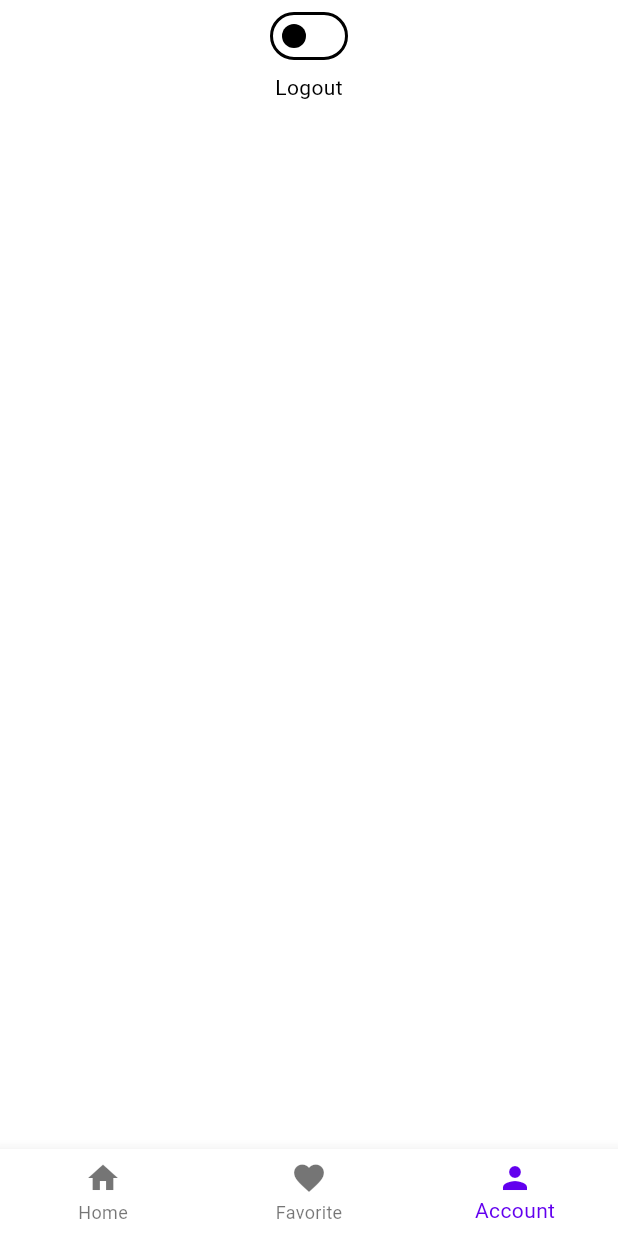
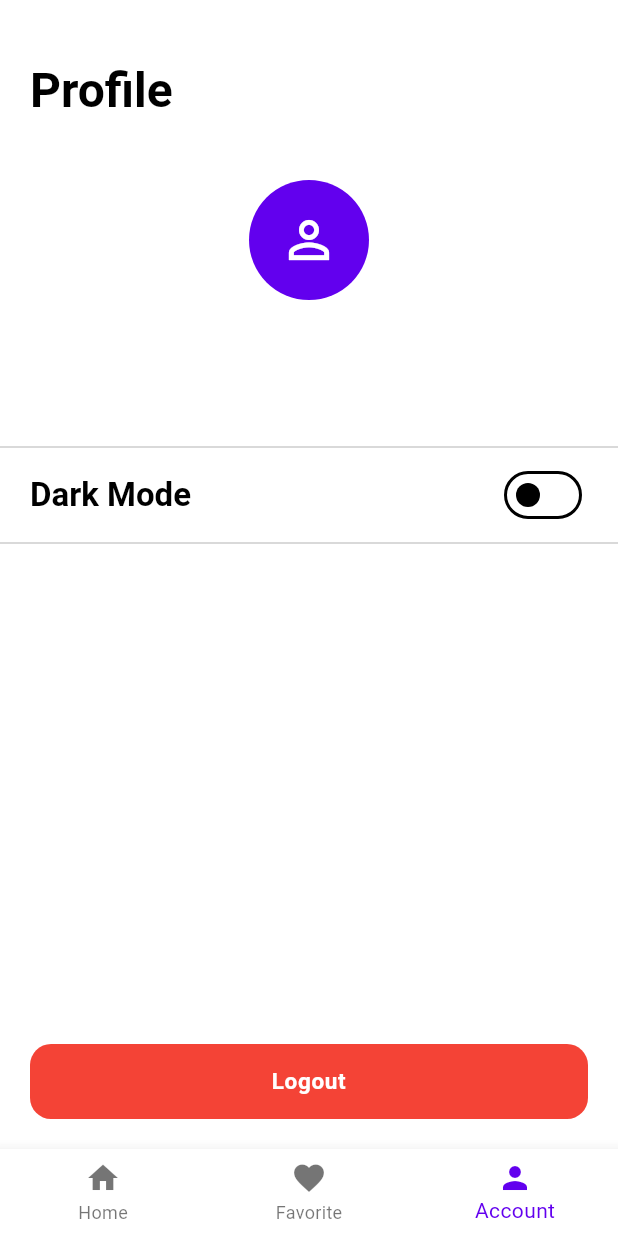
Before and after one commit to SaujanBindukar/kliq_movies, a Flutter app: the screen it shows once a user with an empty profile is signed in, item 3 of the bottom bar chosen, on a phone screen of 412 x 824 dp. Run offline on Flutter 3.47's test engine with Material 3 defaults, Android fonts, the phone set to English and light mode, and no system bars; our stand-ins replace auto_route, cached_network_image, cloud_firestore, dio, firebase_auth, firebase_core and 6 more; accounts and stored records are empty; generated files the repository leaves out were written again; network calls fail.

Commit message:
profile details added

```diff
--- a/lib/core/widgets/custom_button.dart
+++ b/lib/core/widgets/custom_button.dart
@@ -55,7 +55,7 @@ class CustomButton extends StatelessWidget {
           height: buttonHeight,
           width: MediaQuery.of(context).size.width,
           decoration: BoxDecoration(
-            color: Colors.purple,
+            color: backgroundColor ?? Colors.purple,
             borderRadius: BorderRadius.circular(14),
           ),
           child: Center(
--- a/lib/feature/auth/presentation/login_screen.dart
+++ b/lib/feature/auth/presentation/login_screen.dart
@@ -3,6 +3,7 @@ import 'package:flutter/material.dart';
 import 'package:flutter_hooks/flutter_hooks.dart';
 import 'package:hooks_riverpod/hooks_riverpod.dart';
 import 'package:kliq_movies/core/entities/base_state.dart';
+import 'package:kliq_movies/core/route/app_router.dart';
 import 'package:kliq_movies/core/theme/application/theme_provider.dart';
 import 'package:kliq_movies/core/utils/validators.dart';
 import 'package:kliq_movies/core/widgets/custom_button.dart';
@@ -118,7 +119,9 @@ class _SingupNavigationWidget extends ConsumerWidget {
           style: Theme.of(context).textTheme.bodyMedium?.copyWith(),
         ),
         InkWell(
-          onTap: () {},
+          onTap: () {
+            context.router.push(const RegisterRoute());
+          },
           child: Text(
             'Sign Up',
             style: Theme.of(context).textTheme.bodyMedium?.copyWith(
--- a/lib/feature/dashboard/dashboard_screen.dart
+++ b/lib/feature/dashboard/dashboard_screen.dart
@@ -6,7 +6,7 @@ import 'package:kliq_movies/feature/auth/application/app_controller.dart';
 import 'package:kliq_movies/feature/dashboard/bottom_nav_provider.dart';
 import 'package:kliq_movies/feature/favourite/presentation/favourite_screen.dart';
 import 'package:kliq_movies/feature/home/presentation/home_screen.dart';
-import 'package:kliq_movies/feature/profile/profile_screen.dart';
+import 'package:kliq_movies/feature/profile/presentation/profile_screen.dart';
 
 @RoutePage()
 class DashboardScreen extends StatefulHookConsumerWidget {
--- /dev/null
+++ b/lib/feature/profile/presentation/profile_screen.dart
@@ -0,0 +1,127 @@
+import 'package:auto_route/auto_route.dart';
+import 'package:firebase_auth/firebase_auth.dart';
+import 'package:flutter/material.dart';
+import 'package:hooks_riverpod/hooks_riverpod.dart';
+import 'package:kliq_movies/core/route/app_router.dart';
+import 'package:kliq_movies/core/theme/application/theme_provider.dart';
+import 'package:kliq_movies/core/widgets/custom_button.dart';
+import 'package:kliq_movies/feature/dashboard/bottom_nav_provider.dart';
+import 'package:kliq_movies/feature/profile/application/profile_controller.dart';
+
+class ProfileScreen extends StatefulHookConsumerWidget {
+  const ProfileScreen({super.key});
+
+  @override
+  ConsumerState<ConsumerStatefulWidget> createState() => _ProfileScreenState();
+}
+
+class _ProfileScreenState extends ConsumerState<ProfileScreen> {
+  @override
+  void initState() {
+    WidgetsBinding.instance.addPostFrameCallback((_) {
+      ref.read(profileControllerProvider.notifier).getUserDetails();
+    });
+
+    super.initState();
+  }
+
+  @override
+  Widget build(BuildContext context) {
+    final theme = ref.watch(themeProvider);
+    final userData = ref.watch(profileControllerProvider);
+    final textStyle = Theme.of(context).textTheme;
+    return Scaffold(
+      body: SafeArea(
+        child: Column(
+          crossAxisAlignment: CrossAxisAlignment.start,
+          children: [
+            const SizedBox(height: 40),
+            Padding(
+              padding: const EdgeInsets.symmetric(horizontal: 20),
+              child: Text(
+                'Profile',
+                style: textStyle.headlineLarge?.copyWith(
+                  fontWeight: FontWeight.bold,
+                ),
+              ),
+            ),
+            const SizedBox(height: 40),
+            Expanded(
+              child: Column(
+                children: [
+                  userData.maybeMap(
+                    orElse: () => const SizedBox(),
+                    loading: (_) => const CircularProgressIndicator(),
+                    error: (error) => Text(error.failure.reason),
+                    success: (data) {
+                      final user = data.data;
+                      return Column(
+                        children: [
+                          const Center(
+                            child: CircleAvatar(
+                              radius: 40,
+                              child: Icon(
+                                Icons.person_outline,
+                                size: 40,
+                              ),
+                            ),
+                          ),
+                          const SizedBox(height: 10),
+                          Text(
+                            user?.name ?? '',
+                            style: textStyle.titleLarge,
+                          ),
+                          const SizedBox(height: 4),
+                          Text(
+                            user?.email ?? '',
+                            style: textStyle.titleLarge,
+                          ),
+                          const SizedBox(height: 20),
+                        ],
+                      );
+                    },
+                  ),
+                  const Divider(thickness: 0.2),
+                  Padding(
+                    padding: const EdgeInsets.symmetric(horizontal: 20),
+                    child: Row(
+                      mainAxisAlignment: MainAxisAlignment.spaceBetween,
+                      children: [
+                        Text(
+                          'Dark Mode',
+                          style: textStyle.titleLarge,
+                        ),
+                        Switch(
+                          value: theme == ThemeMode.dark,
+                          onChanged: (value) {
+                            ref.read(themeProvider.notifier).changeTheme(
+                                  isDark: value,
+                                );
+                          },
+                        ),
+                      ],
+                    ),
+                  ),
+                  const Divider(thickness: 0.2),
+                  const Spacer(),
+                  CustomButton(
+                    backgroundColor: Colors.red,
+                    name: 'Logout',
+                    onPressed: () async {
+                      ref
+                          .read(bottomNavProvider.notifier)
+                          .changeIndex(index: 0);
+                      await FirebaseAuth.instance.signOut().then((value) {
+                        context.router.popAndPush(const DashboardRoute());
+                      });
+                    },
+                  )
+                ],
+              ),
+            ),
+          ],
+        ),
+      ),
+    );
+  }
+}
--- a/lib/feature/profile/profile_screen.dart
+++ /dev/null
@@ -1,36 +0,0 @@
-import 'package:firebase_auth/firebase_auth.dart';
-import 'package:flutter/material.dart';
-import 'package:hooks_riverpod/hooks_riverpod.dart';
-import 'package:kliq_movies/core/theme/application/theme_provider.dart';
-
-class ProfileScreen extends HookConsumerWidget {
-  const ProfileScreen({super.key});
-  @override
-  Widget build(BuildContext context, WidgetRef ref) {
-    final theme = ref.watch(themeProvider);
-    return Scaffold(
-      body: SafeArea(
-        child: Center(
-          child: Column(
-            children: [
-              Switch(
-                value: theme == ThemeMode.dark,
-                onChanged: (value) {
-                  ref.read(themeProvider.notifier).changeTheme(
-                        isDark: value,
-                      );
-                },
-              ),
-              InkWell(
-                onTap: () async {
-                  // await FirebaseAuth.instance.signOut();
-                },
-                child: const Text('Logout'),
-              )
-            ],
-          ),
-        ),
-      ),
-    );
-  }
-}
--- a/pubspec.yaml
+++ b/pubspec.yaml
@@ -32,6 +32,7 @@ dependencies:
 
   #firebase
   firebase_core: ^2.32.0
+  cloud_firestore: ^4.17.5
 
   path_provider: ^2.1.1
   hive: ^2.2.3
```
Also changed, not shown: lib/feature/auth/application/auth_controller.dart (+17 -0 lines), lib/feature/auth/infrastructure/entities/users.dart (added, +13 -0 lines), lib/feature/auth/infrastructure/repository/auth_repository.dart (+58 -2 lines), lib/feature/auth/presentation/register_screen.dart (+115 -3 lines), lib/feature/favourite/presentation/favourite_screen.dart (+11 -19 lines), lib/feature/profile/application/profile_controller.dart (added, +30 -0 lines), lib/feature/auth/infrastructure/entities/users.freezed.dart (added), lib/feature/auth/infrastructure/entities/users.g.dart (added), pubspec.lock, 4 other files.
